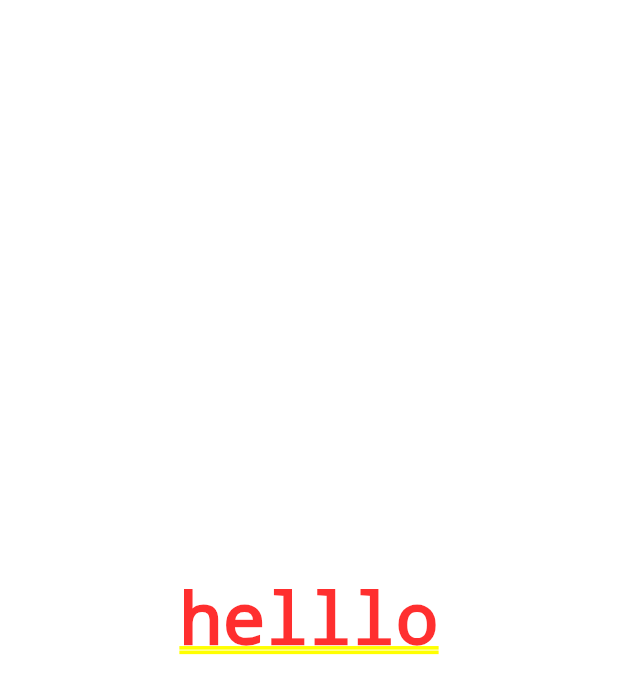
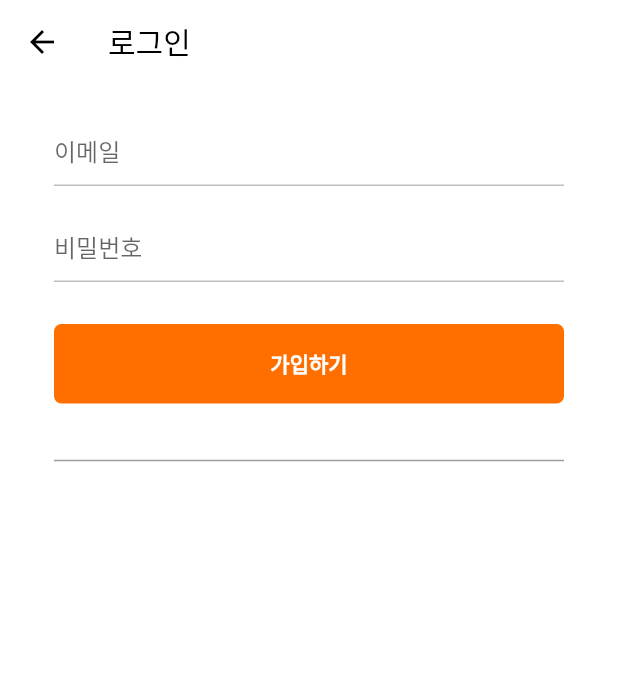
Before and after one commit to dlrlfgh1210/CarrotMarket-Clone, a Flutter app: the screen it shows after launch, after a tap on "이미 계정이 있나요?", on a phone screen of 412 x 824 dp. Shown: the top 694 px of the screen. Run offline on Flutter 3.47's test engine with Material 2 defaults, Android fonts, the phone set to English and light mode, and no system bars.

Commit message:
SignUpForm Refactoring

```diff
--- a/lib/log_in/log_in_screen.dart
+++ b/lib/log_in/log_in_screen.dart
@@ -1,4 +1,6 @@
 import 'package:flutter/material.dart';
+import 'package:flutter_carrot_market/home/home_screen.dart';
+import 'package:flutter_carrot_market/sign_up/change_color_button.dart';
 
 class LogInScreen extends StatefulWidget {
   const LogInScreen({super.key});
@@ -8,11 +10,114 @@ class LogInScreen extends StatefulWidget {
 }
 
 class _LogInScreenState extends State<LogInScreen> {
+  final GlobalKey<FormState> _formKey = GlobalKey<FormState>();
+
+  Map<String, String> formData = {};
+
+  void _onSubmitTap() {
+    if (_formKey.currentState != null) {
+      if (_formKey.currentState!.validate()) {
+        _formKey.currentState!.save();
+        Navigator.of(context).push(
+          MaterialPageRoute(
+            builder: (context) => const HomeScreen(),
+          ),
+        );
+      }
+    }
+  }
+
   @override
   Widget build(BuildContext context) {
-    return const Center(
-      child: Text(
-        'helllo',
+    return Scaffold(
+      appBar: AppBar(
+        title: const Text('로그인'),
+      ),
+      body: Padding(
+        padding: const EdgeInsets.symmetric(
+          horizontal: 36,
+        ),
+        child: Form(
+          key: _formKey,
+          child: Column(
+            children: [
+              const SizedBox(
+                height: 20,
+              ),
+              TextFormField(
+                decoration: InputDecoration(
+                  hintText: '이메일',
+                  enabledBorder: UnderlineInputBorder(
+                    borderSide: BorderSide(
+                      color: Colors.grey.shade400,
+                    ),
+                  ),
+                  focusedBorder: UnderlineInputBorder(
+                    borderSide: BorderSide(
+                      color: Colors.grey.shade400,
+                    ),
+                  ),
+                ),
+                validator: (value) {
+                  if (value != null && value.isEmpty) {
+                    return "이메일을 제대로 입력해주세요";
+                  }
+                  return null;
+                },
+                onSaved: (newValue) {
+                  if (newValue != null) {
+                    formData['email'] = newValue;
+                  }
+                },
+              ),
+              const SizedBox(
+                height: 16,
+              ),
+              TextFormField(
+                decoration: InputDecoration(
+                  hintText: '비밀번호',
+                  enabledBorder: UnderlineInputBorder(
+                    borderSide: BorderSide(
+                      color: Colors.grey.shade400,
+                    ),
+                  ),
+                  focusedBorder: UnderlineInputBorder(
+                    borderSide: BorderSide(
+                      color: Colors.grey.shade400,
+                    ),
+                  ),
+                ),
+                validator: (value) {
+                  if (value != null && value.isEmpty) {
+                    return "비밀번호를 제대로 입력해주세요";
+                  }
+                  return null;
+                },
+                onSaved: (newValue) {
+                  if (newValue != null) {
+                    formData['password'] = newValue;
+                  }
+                },
+              ),
+              const SizedBox(
+                height: 28,
+              ),
+              GestureDetector(
+                onTap: _onSubmitTap,
+                child: const ChangeColorButton(
+                  disabled: false,
+                ),
+              ),
+              const SizedBox(
+                height: 30,
+              ),
+              const Divider(
+                thickness: 1,
+                color: Colors.grey,
+              ),
+            ],
+          ),
+        ),
       ),
     );
   }
--- /dev/null
+++ b/lib/sign_up/change_color_button.dart
@@ -0,0 +1,34 @@
+import 'package:flutter/material.dart';
+
+class ChangeColorButton extends StatelessWidget {
+  final bool disabled;
+  const ChangeColorButton({
+    super.key,
+    required this.disabled,
+  });
+
+  @override
+  Widget build(BuildContext context) {
+    return FractionallySizedBox(
+      widthFactor: 1,
+      child: AnimatedContainer(
+        padding: const EdgeInsets.symmetric(
+          vertical: 16,
+        ),
+        decoration: BoxDecoration(
+          borderRadius: BorderRadius.circular(5),
+          color: disabled ? Colors.grey.shade300 : Colors.amber.shade900,
+        ),
+        duration: const Duration(milliseconds: 500),
+        child: const Text(
+          '가입하기',
+          textAlign: TextAlign.center,
+          style: TextStyle(
+            color: Colors.white,
+            fontWeight: FontWeight.w600,
+          ),
+        ),
+      ),
+    );
+  }
+}
```
Also changed, not shown: lib/home/home_screen.dart (added, +17 -0 lines), lib/sign_up/password_check_form.dart (deleted, +0 -61 lines), lib/sign_up/password_form.dart (deleted, +0 -61 lines), lib/sign_up/sign_up_form.dart (renamed from lib/sign_up/email_form.dart, +5 -3 lines), lib/sign_up/sign_up_screen.dart (+17 -38 lines), lib/sign_up/username_form.dart (deleted, +0 -54 lines).
